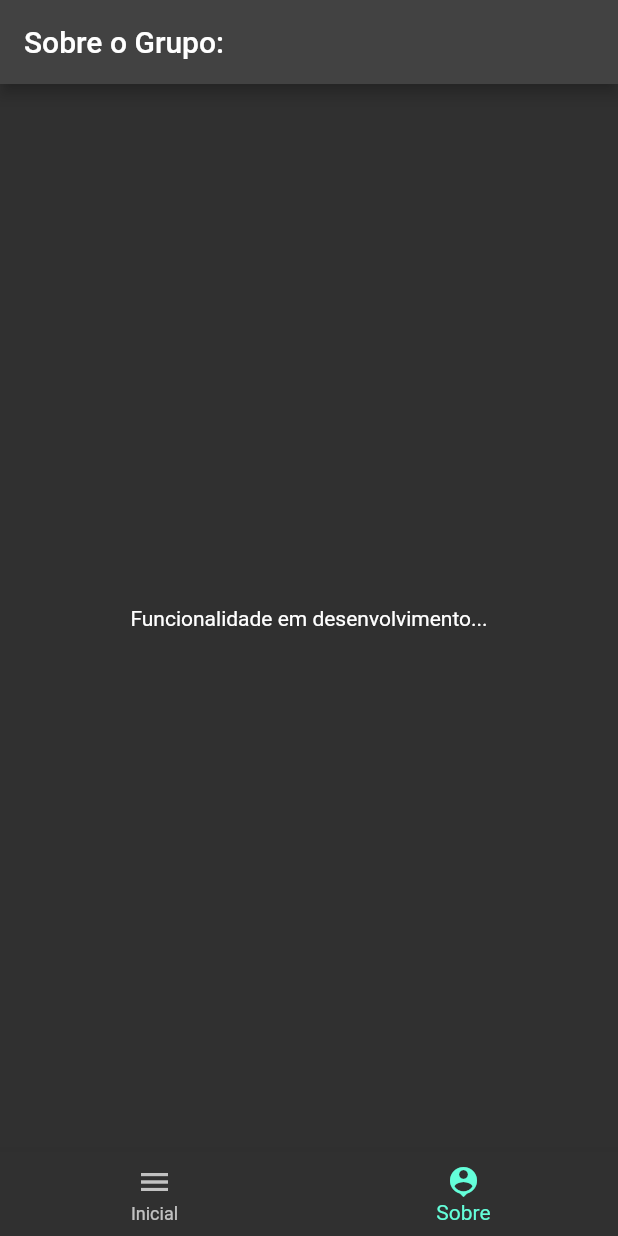
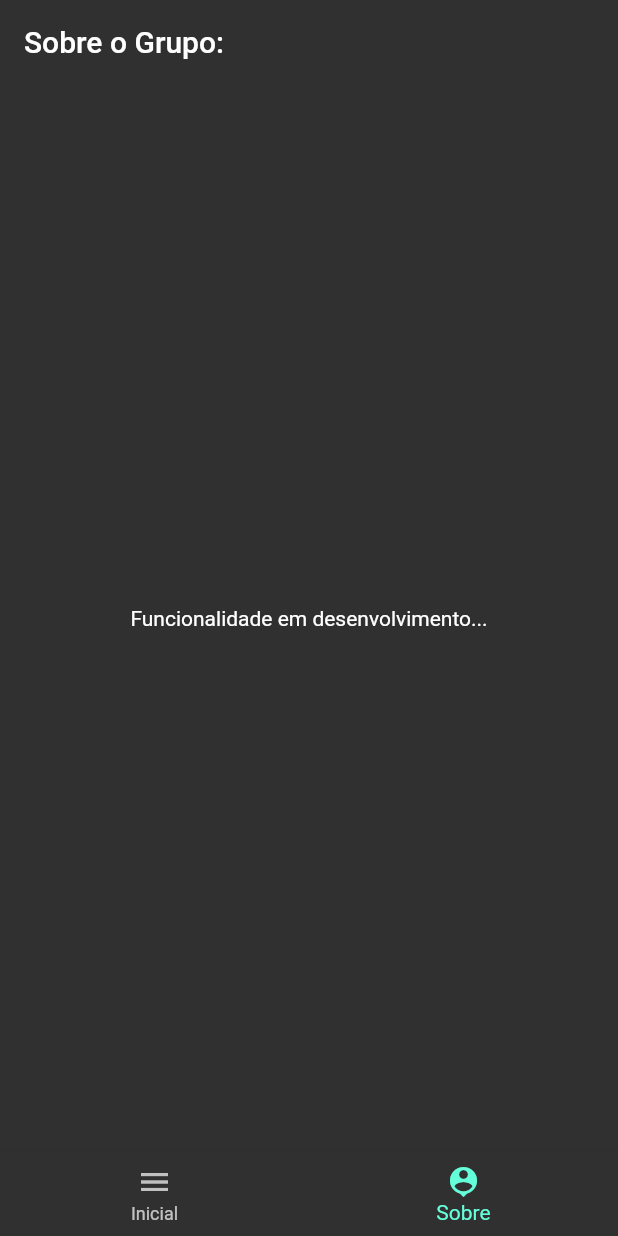
Before and after one commit to suck13/f_verhalten, a Flutter app: the screen it shows after launch, item 2 of the bottom bar chosen, on a phone screen of 412 x 824 dp. Run offline on Flutter 3.47's test engine with Material 2 defaults, Android fonts, the phone set to English and light mode, and no system bars; our stand-ins replace auto_size_text, flutter_slidable, splashscreen.

Commit message:
Update sobre.dart

```diff
--- a/lib/pages/sobre.dart
+++ b/lib/pages/sobre.dart
@@ -7,6 +7,9 @@ class SobrePage extends StatelessWidget {
   Widget build(BuildContext context) {
     return Scaffold(
       appBar: AppBar(
+        automaticallyImplyLeading: false,
+        backgroundColor: Colors.transparent,
+        elevation: 0,
         title: Text('Sobre o Grupo:'),
       ),
       body: Container(
```
